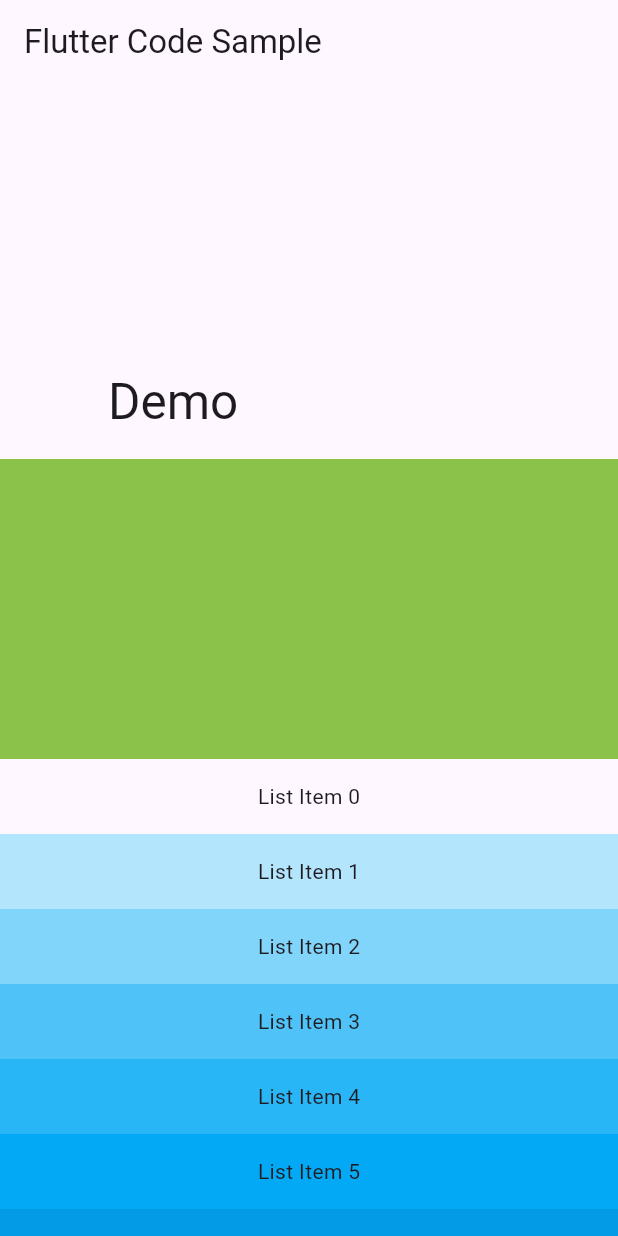
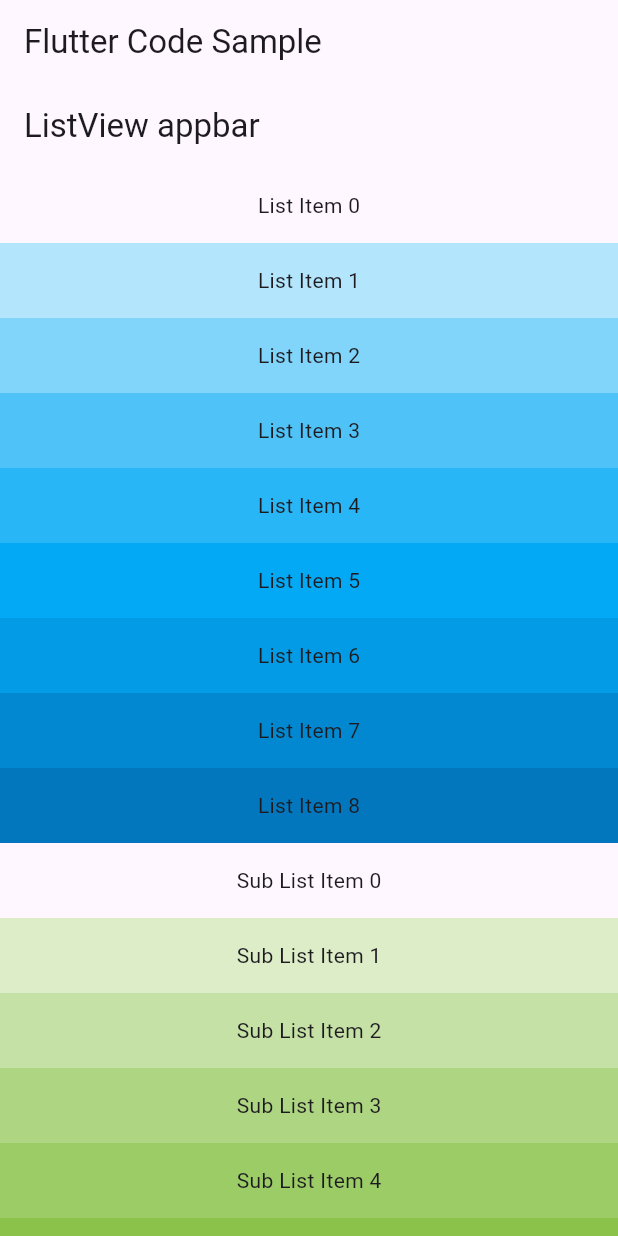
Before and after one commit to Latrevion/flutter_six_class, a Flutter app: the screen it shows after launch, on a phone screen of 412 x 824 dp. Run offline on Flutter 3.47's test engine with Material 3 defaults, Android fonts, the phone set to English and light mode, and no system bars.

Commit message:
3.5.7 NestedScrollView

```diff
--- a/lib/main.dart
+++ b/lib/main.dart
@@ -564,34 +564,68 @@ class MyApp extends StatelessWidget {
   }*/
 
   //SliverToBoxAdapter
+  // Widget getBody() {
+  //   return CustomScrollView(
+  //     slivers: <Widget>[
+  //       const SliverAppBar(
+  //         pinned: true,
+  //         expandedHeight: 250,
+  //         flexibleSpace: FlexibleSpaceBar(
+  //           title: Text('Demo'),
+  //         ),
+  //       ),
+  //       SliverToBoxAdapter(
+  //         child: Container(
+  //           height: 200,
+  //           color: Colors.lightGreen,
+  //         ),
+  //       ),
+  //       SliverFixedExtentList(
+  //           itemExtent: 50.0,
+  //           delegate:
+  //               SliverChildBuilderDelegate((BuildContext context, int index) {
+  //             return Container(
+  //               alignment: Alignment.center,
+  //               color: Colors.lightBlue[100 * (index % 9)],
+  //               child: Text("List Item $index"),
+  //             );
+  //           }),)
+  //     ],
+  //   );
+  // }
+
+  //3.5.7 NestedScrollView
   Widget getBody() {
-    return CustomScrollView(
-      slivers: <Widget>[
-        const SliverAppBar(
+    return NestedScrollView(
+      headerSliverBuilder: (BuildContext context, bool innerBoxIsScrolled) {
+        return <Widget>[
+          SliverAppBar(
+            title: const Text("ListView appbar"),
             pinned: true,
-          expandedHeight: 250,
-          flexibleSpace: FlexibleSpaceBar(
-            title: Text('Demo'),
-          ),
-        ),
-        SliverToBoxAdapter(
-          child: Container(
-            height: 200,
-            color: Colors.lightGreen,
-          ),
+            forceElevated: innerBoxIsScrolled,
           ),
           SliverFixedExtentList(
-            itemExtent: 50.0,
               delegate:
                   SliverChildBuilderDelegate((BuildContext context, int index) {
                 return Container(
                   alignment: Alignment.center,
                   color: Colors.lightBlue[100 * (index % 9)],
-                child: Text("List Item $index"),
+                  child: Text('List Item $index'),
                 );
-            }),)
-      ],
+              }, childCount: 9),
+              itemExtent: 50.0)
+        ];
+      },
+      body: ListView.builder(
+          itemCount: 20,
+          itemBuilder: (BuildContext context, int index) {
+            return Container(
+              height: 50,
+              alignment: Alignment.center,
+              color: Colors.lightGreen[100 * (index % 9)],
+              child: Text("Sub List Item $index"),
+            );
+          }),
     );
   }
-
 }
```
Lines whose indentation alone changed are shown as unchanged.
